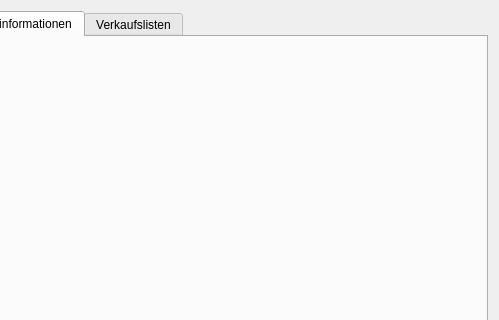
The window that src/ui/design/market.ui (CodeName-666/VDataParser) describes before a commit, drawn with Qt 5; both pictures show x 202 to 701 and y 0 to 320 of the 701 by 625 pixel window.
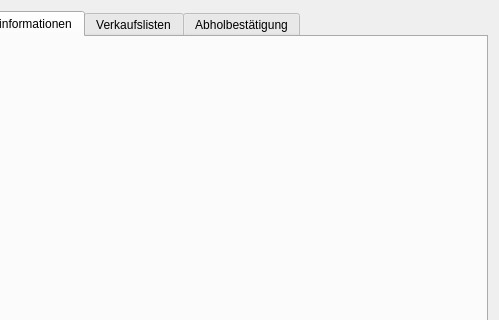
The same window after the commit. The open tabs and pages were chosen to show the change.

```diff
--- a/src/ui/design/market.ui
+++ b/src/ui/design/market.ui
@@ -34,6 +34,11 @@
        <string>Verkaufslisten</string>
       </attribute>
      </widget>
+     <widget class="QWidget" name="tab_4">
+      <attribute name="title">
+       <string>Abholbestätigung</string>
+      </attribute>
+     </widget>
     </widget>
    </item>
   </layout>
```
Left out of the diff: 2 changed lines with no effect on the pictures.
